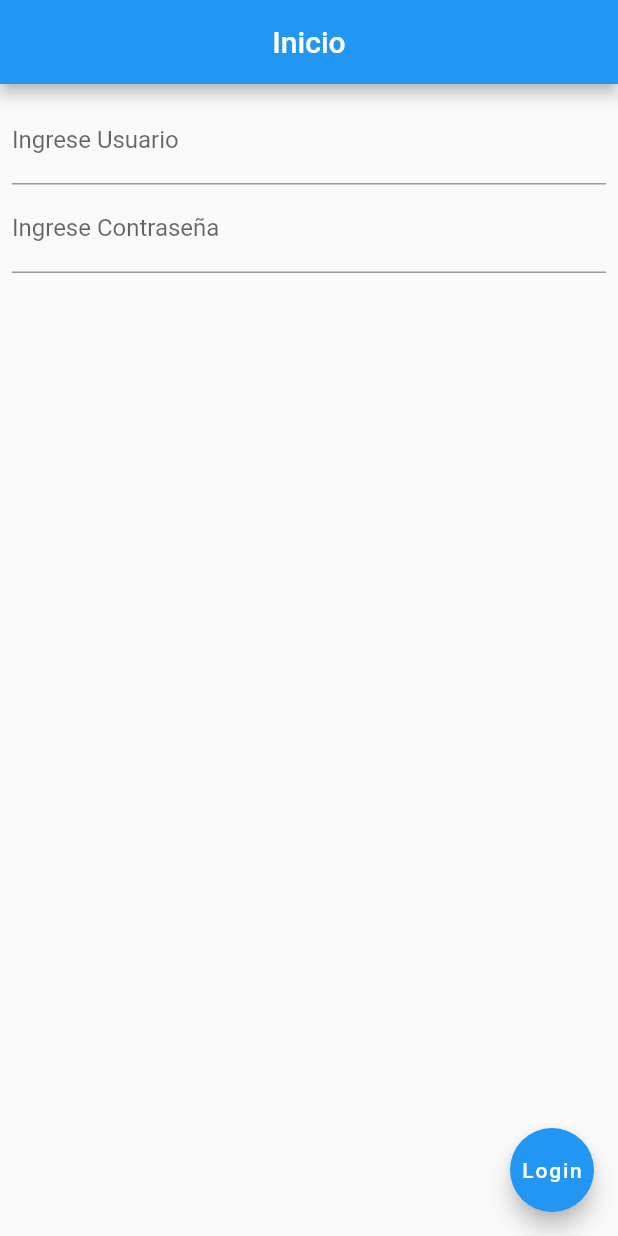
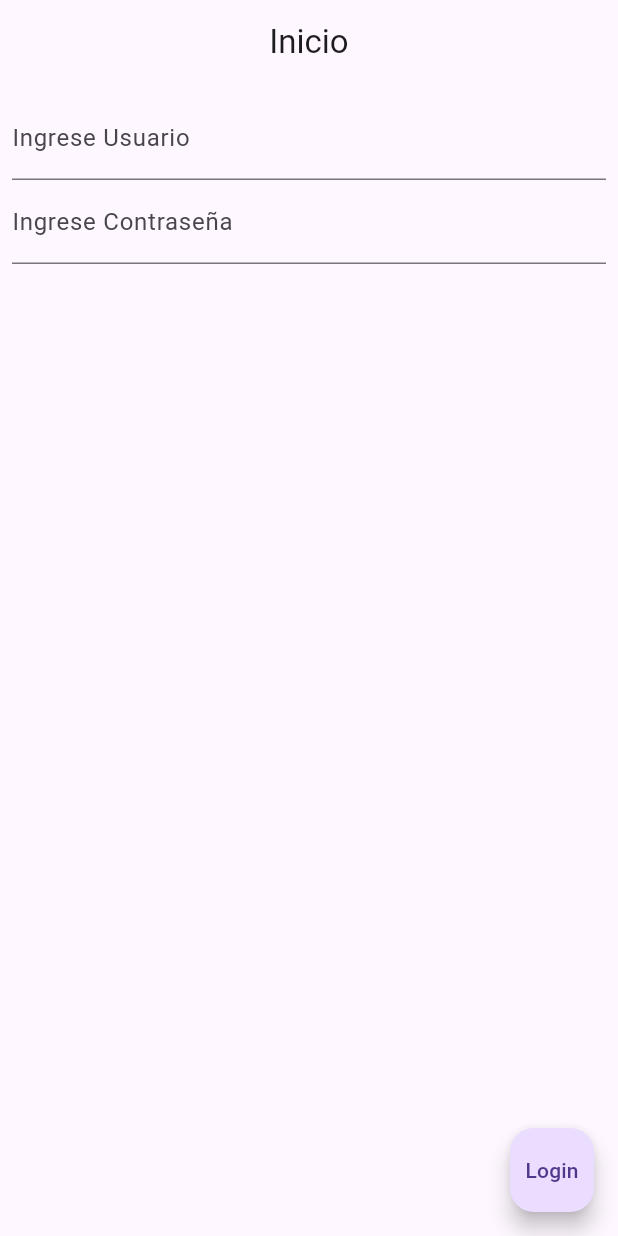
Before and after one commit to Betosteles/login, a Flutter app: the screen it shows after launch, on a phone screen of 412 x 824 dp. Run offline on Flutter 3.47's test engine with Material 2 defaults, Android fonts, the phone set to English and light mode, and no system bars.

Commit message:
Update main.dart

```diff
--- a/lib/main.dart
+++ b/lib/main.dart
@@ -13,6 +13,9 @@ class MyApp extends StatelessWidget {
   Widget build(BuildContext context) {
     return MaterialApp(
       title: 'Material App',
+      theme: ThemeData(
+        useMaterial3: true
+      ),
       home: LoginPage(),
       initialRoute: MyRoutes.login.name,
       routes: routes,
```
